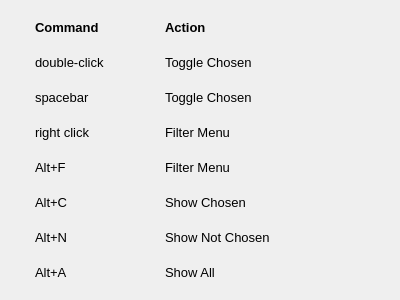
This is source/view/basiccommandsform.ui in mortlach/Liber-Primus-Crib-Assist as Qt 5 draws it before an edit. The edited form follows.
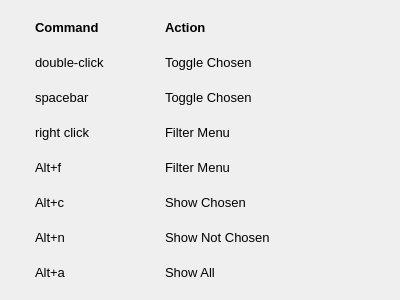
This is the edited form.

```diff
--- a/source/view/basiccommandsform.ui
+++ b/source/view/basiccommandsform.ui
@@ -306,7 +306,7 @@
       </font>
      </property>
      <property name="text">
-      <string>Alt+F</string>
+      <string>Alt+f</string>
      </property>
      <property name="wordWrap">
       <bool>true</bool>
@@ -372,7 +372,7 @@
       </font>
      </property>
      <property name="text">
-      <string>Alt+C</string>
+      <string>Alt+c</string>
      </property>
      <property name="wordWrap">
       <bool>true</bool>
@@ -438,7 +438,7 @@
       </font>
      </property>
      <property name="text">
-      <string>Alt+N</string>
+      <string>Alt+n</string>
      </property>
      <property name="wordWrap">
       <bool>true</bool>
@@ -504,7 +504,7 @@
       </font>
      </property>
      <property name="text">
-      <string>Alt+A</string>
+      <string>Alt+a</string>
      </property>
      <property name="wordWrap">
       <bool>true</bool>
```
